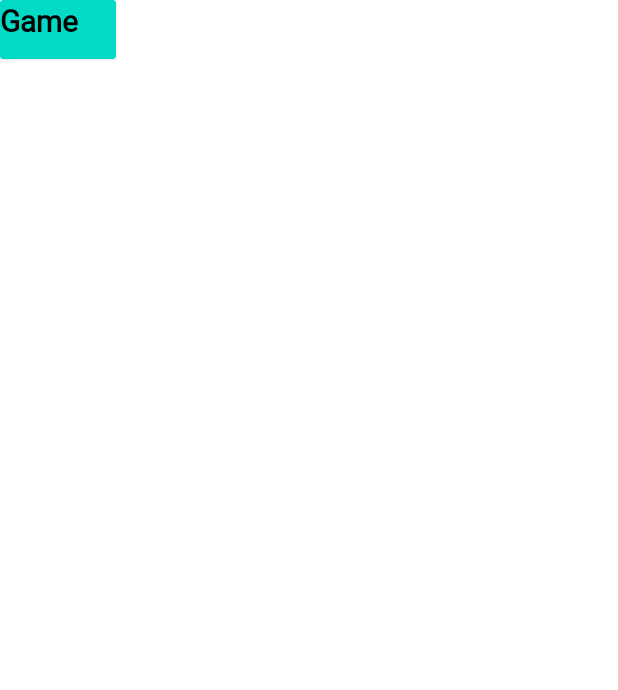
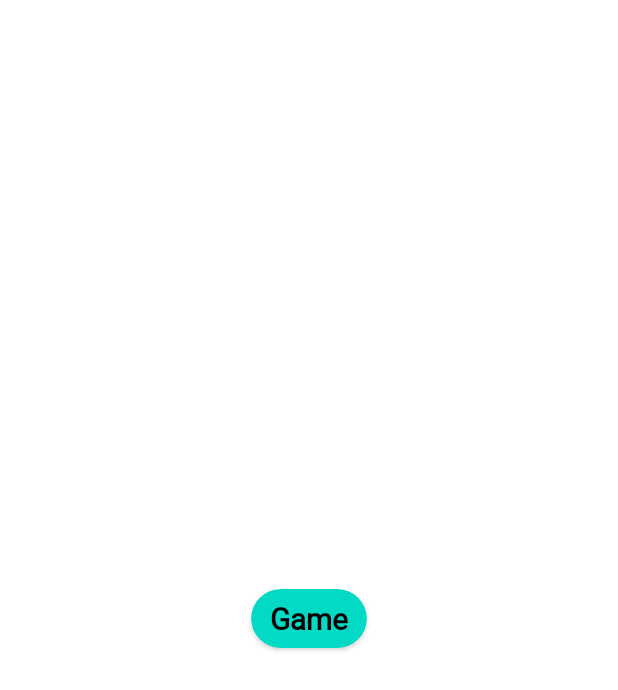
Before and after one commit to DricZ/FALL, an Android app: the layout genreitem.xml on its own in the app's theme, with its tools: preview values and no code run, on a phone screen of 412 x 824 dp. Shown: the top 690 px of the screen. Run offline under Robolectric (Android 15) with nearby library versions, the phone set to English and light mode, and no system bars.

Commit message:
genre asu

```diff
--- a/app/src/main/res/layout/genreitem.xml
+++ b/app/src/main/res/layout/genreitem.xml
@@ -9,7 +9,7 @@
         android:layout_width="wrap_content"
         android:layout_height="wrap_content"
         android:backgroundTint="@color/teal_200"
-        android:cardCornerRadius="30dp"
+        app:cardCornerRadius="30sp"
         app:layout_constraintBottom_toBottomOf="parent"
         app:layout_constraintEnd_toEndOf="parent"
         app:layout_constraintStart_toStartOf="parent"
@@ -21,13 +21,9 @@
             android:layout_height="39dp">
 
             <TextView
-                android:id="@+id/textViewGame"
+                android:id="@+id/textViewGenre"
                 android:layout_width="wrap_content"
                 android:layout_height="wrap_content"
-                android:layout_constraintBottom_toBottomOf="parent"
-                android:layout_constraintEnd_toEndOf="parent"
-                android:layout_constraintStart_toStartOf="parent"
-                android:layout_constraintTop_toTopOf="parent"
                 android:fontFamily="@font/lato_semibolditalic"
                 android:text="Game"
                 android:textColor="@color/black"
```
Also changed, not shown: app/src/main/java/com/example/fall/adaptergenre.kt (added, +31 -0 lines), app/src/main/java/com/example/fall/ui/explore/ExploreFragment.kt (+30 -4 lines).
